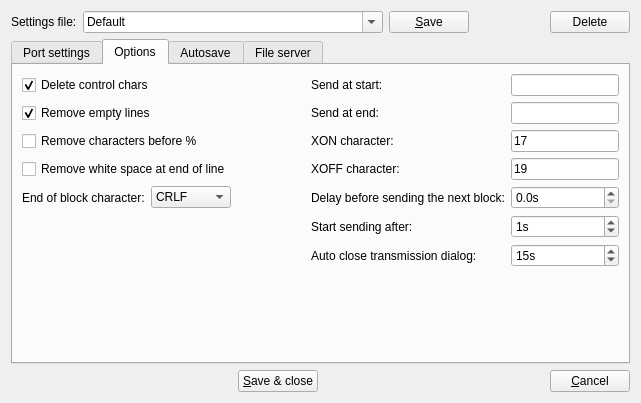
The window that src/serialportconfigdialog.ui (GCodeProjects/GCodeWorkShop) describes before a commit, drawn with Qt 5.
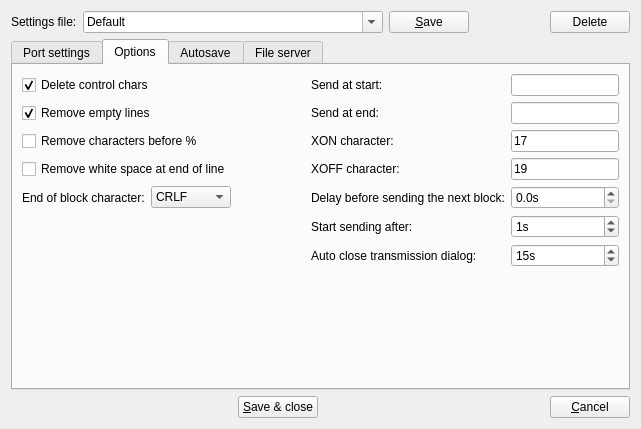
The same window after the commit. Icons and pictures are not drawn.

Commit message: Updates in serial transmission

```diff
--- a/src/serialportconfigdialog.ui
+++ b/src/serialportconfigdialog.ui
@@ -7,7 +7,7 @@
     <x>0</x>
     <y>0</y>
     <width>641</width>
-    <height>403</height>
+    <height>429</height>
    </rect>
   </property>
   <property name="sizePolicy">
```
Left out of the diff: 3 changed lines with no effect on the pictures. The commit also changes 2 other files.
